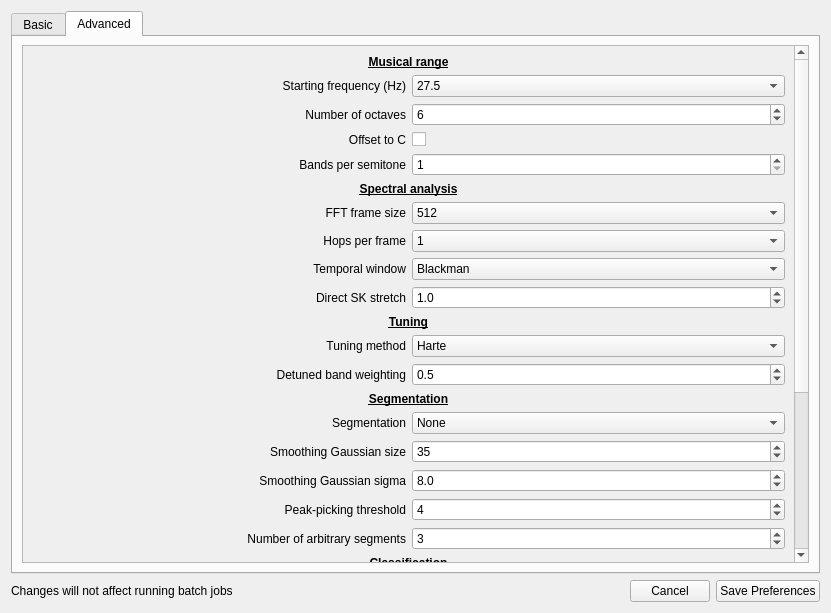
Old version of the form prefsdialog.ui in the repository ibsh/is_KeyFinder.
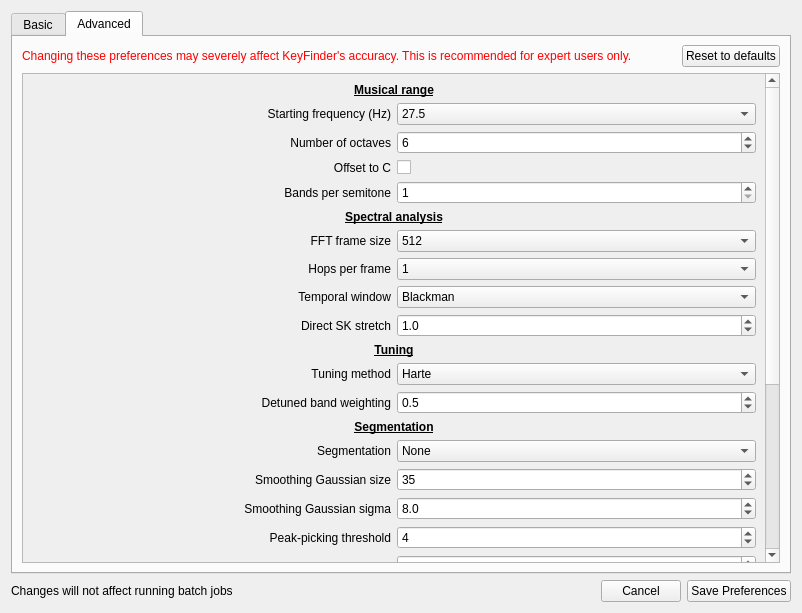
New version of the form. The open tabs and pages were chosen to show the change.

Commit message: Button to reset advanced prefs to defaults

Diff of the .ui file:
```diff
--- a/prefsdialog.ui
+++ b/prefsdialog.ui
@@ -9,7 +9,7 @@
    <rect>
     <x>0</x>
     <y>0</y>
-    <width>831</width>
+    <width>802</width>
     <height>613</height>
    </rect>
   </property>
@@ -1190,6 +1190,64 @@
        <property name="topMargin">
         <number>8</number>
        </property>
+       <item>
+        <layout class="QHBoxLayout" name="horizontalLayoutAdvancedHeader" stretch="1,0">
+         <item>
+          <widget class="QLabel" name="lbl_warning">
+           <property name="palette">
+            <palette>
+             <active>
+              <colorrole role="WindowText">
+               <brush brushstyle="SolidPattern">
+                <color alpha="255">
+                 <red>255</red>
+                 <green>0</green>
+                 <blue>0</blue>
+                </color>
+               </brush>
+              </colorrole>
+             </active>
+             <inactive>
+              <colorrole role="WindowText">
+               <brush brushstyle="SolidPattern">
+                <color alpha="255">
+                 <red>255</red>
+                 <green>0</green>
+                 <blue>0</blue>
+                </color>
+               </brush>
+              </colorrole>
+             </inactive>
+             <disabled>
+              <colorrole role="WindowText">
+               <brush brushstyle="SolidPattern">
+                <color alpha="255">
+                 <red>69</red>
+                 <green>69</green>
+                 <blue>69</blue>
+                </color>
+               </brush>
+              </colorrole>
+             </disabled>
+            </palette>
+           </property>
+           <property name="text">
+            <string>Changing these preferences may severely affect KeyFinder's accuracy. This is recommended for expert users only.</string>
+           </property>
+           <property name="wordWrap">
+            <bool>true</bool>
+           </property>
+          </widget>
+         </item>
+         <item>
+          <widget class="QPushButton" name="advancedDefaultsButton">
+           <property name="text">
+            <string>Reset to defaults</string>
+           </property>
+          </widget>
+         </item>
+        </layout>
+       </item>
        <item>
         <widget class="QScrollArea" name="scrollArea">
          <property name="widgetResizable">
```
The commit also changes 3 other files.
